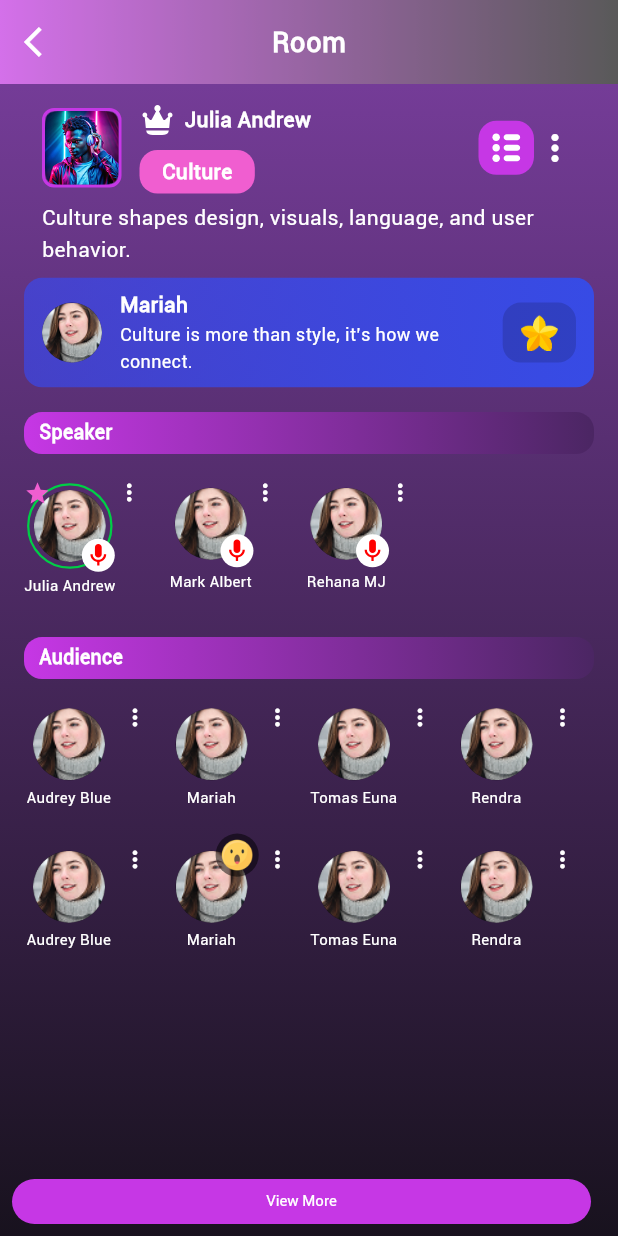
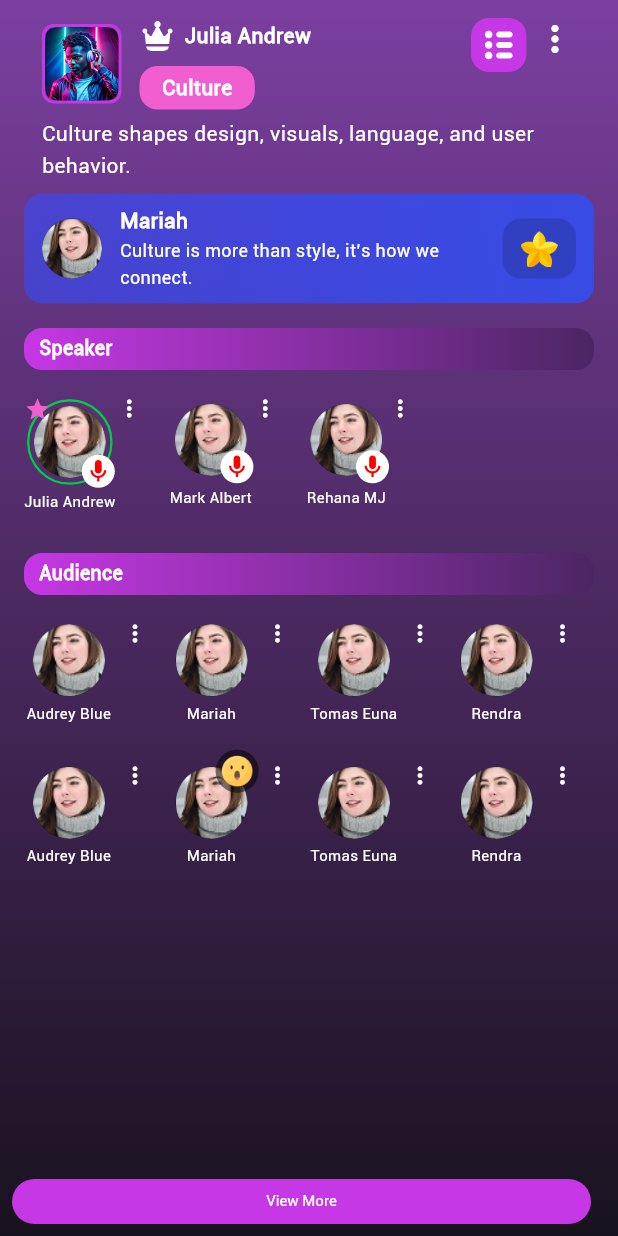
Before and after one commit to Laiba3131/faaya_app, a Flutter app: the AdminViewRoomScreen screen opened directly, on a phone screen of 412 x 824 dp. Run offline on Flutter 3.47's test engine with Material 3 defaults, Android fonts, the phone set to English and light mode, and no system bars; our stand-ins replace bloc, bot_toast, cached_network_image, dio, equatable, firebase_core and 11 more; missing offline and left inert: svg_flutter; accounts and stored records are empty; project files that could hold a hidden picture were left out.

Commit message:
app bar done

```diff
--- a/lib/modules/admin_view_room/pages/admin_view_room_screen.dart
+++ b/lib/modules/admin_view_room/pages/admin_view_room_screen.dart
@@ -186,11 +186,11 @@ class _AdminViewRoomScreenState extends State<AdminViewRoomScreen> {
 
     return Scaffold(
       extendBodyBehindAppBar: true,
-      appBar: const CustomAppbar(
-        title: 'Room',
-        titleColor: AppColors.white,
-        showBackButton: true,
-      ),
+      // appBar: const CustomAppbar(
+      //   title: 'Room',
+      //   titleColor: AppColors.white,
+      //   showBackButton: true,
+      // ),
       body: Container(
         decoration: const BoxDecoration(
           gradient: LinearGradient(
@@ -215,11 +215,11 @@ class _AdminViewRoomScreenState extends State<AdminViewRoomScreen> {
                         crossAxisAlignment: CrossAxisAlignment.start,
                         children: [
                         Row(
+  crossAxisAlignment: CrossAxisAlignment.start, // Align everything from top
   children: [
     Expanded(
       child: Row(
         mainAxisSize: MainAxisSize.min,
-                                  spacing: 12.0,
         children: [
           Container(
             width: 53,
@@ -239,81 +239,76 @@ class _AdminViewRoomScreenState extends State<AdminViewRoomScreen> {
               ),
             ),
           ),
+          const SizedBox(width: 12),
           Expanded(
             child: Column(
-                                      spacing: 8.0,
-                                      crossAxisAlignment:
-                                          CrossAxisAlignment.start,
+              crossAxisAlignment: CrossAxisAlignment.start,
               children: [
                 Row(
-                                          spacing: 6.0,
                   children: [
                     SvgPicture.asset(AssetPaths.prince),
+                    const SizedBox(width: 6),
                     Text(
                       host['name']!,
-                                              style: context
-                                                  .textTheme.bodyMedium!
-                                                  .copyWith(
+                      style: context.textTheme.bodyMedium!.copyWith(
                         color: AppColors.white,
                         fontSize: 14,
-                                                      fontWeight:
-                                                          FontWeight.w600),
+                        fontWeight: FontWeight.w600,
+                      ),
                     ),
                   ],
                 ),
+                const SizedBox(height: 8),
                 Container(
                   padding: const EdgeInsets.symmetric(
-                                              horizontal: 15, vertical: 4),
+                    horizontal: 15,
+                    vertical: 4,
+                  ),
                   decoration: BoxDecoration(
                     color: const Color(0xFFF05ED0),
-                                            borderRadius:
-                                                BorderRadius.circular(12),
+                    borderRadius: BorderRadius.circular(12),
                   ),
                   child: Text(
                     host['role']!,
-                                            style: context.textTheme.bodyMedium!
-                                                .copyWith(
+                    style: context.textTheme.bodyMedium!.copyWith(
                       color: AppColors.white,
                       fontSize: 14,
-                                                    fontWeight:
-                                                        FontWeight.w600),
+                      fontWeight: FontWeight.w600,
+                    ),
                   ),
                 ),
               ],
-                                    ))
+            ),
+          ),
         ],
       ),
     ),
     Row(
       mainAxisSize: MainAxisSize.min,
-                                mainAxisAlignment: MainAxisAlignment.end,
+      crossAxisAlignment: CrossAxisAlignment.start,
       children: [
         InkWell(
           onTap: () {
             NavRouter.push(
               context,
-                                          const NotificationScreen(
-                                            isUserRequestPage: true,
-                                          ));
+              const NotificationScreen(isUserRequestPage: true),
+            );
           },
           child: Container(
             decoration: BoxDecoration(
               color: const Color(0xffC637E5),
-                                          borderRadius:
-                                              BorderRadius.circular(12.0)),
-                                      padding: const EdgeInsets.all(
-                                        6.0,
+              borderRadius: BorderRadius.circular(12.0),
             ),
-                                      child: SvgPicture.asset(
-                                        AssetPaths.thListIcon,
+            padding: const EdgeInsets.all(6.0),
+            child: SvgPicture.asset(AssetPaths.thListIcon),
           ),
         ),
-                                  ),
+        const SizedBox(width: 5),
         Builder(
           builder: (iconContext) => OnClick(
             onTap: () async {
-                                        final RenderBox button = iconContext
-                                            .findRenderObject() as RenderBox;
+              final RenderBox button =
+                  iconContext.findRenderObject() as RenderBox;
               final Offset position =
                   button.localToGlobal(Offset.zero);
               _showAdminMenu(iconContext, position);
@@ -324,9 +319,9 @@ class _AdminViewRoomScreenState extends State<AdminViewRoomScreen> {
               size: 28,
             ),
           ),
-                                  )
+        ),
       ],
-                              )
+    ),
   ],
 ),
                           Text(
```
Also changed, not shown: lib/modules/home/pages/joined_room_screen.dart (+36 -10 lines). Lines whose indentation alone changed are shown as unchanged.
